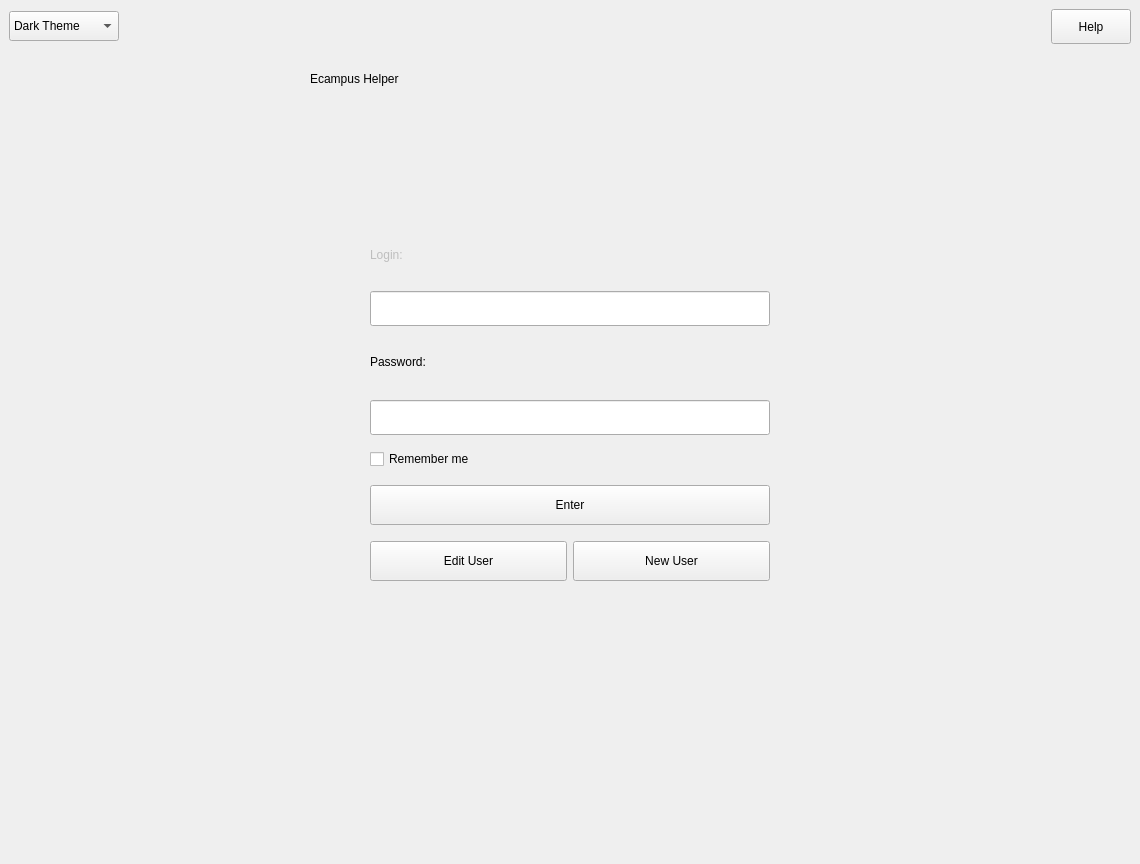
Before: the Qt Designer form main/main.ui in Demonim/Simargl-Study-Project, drawn with Qt 5.
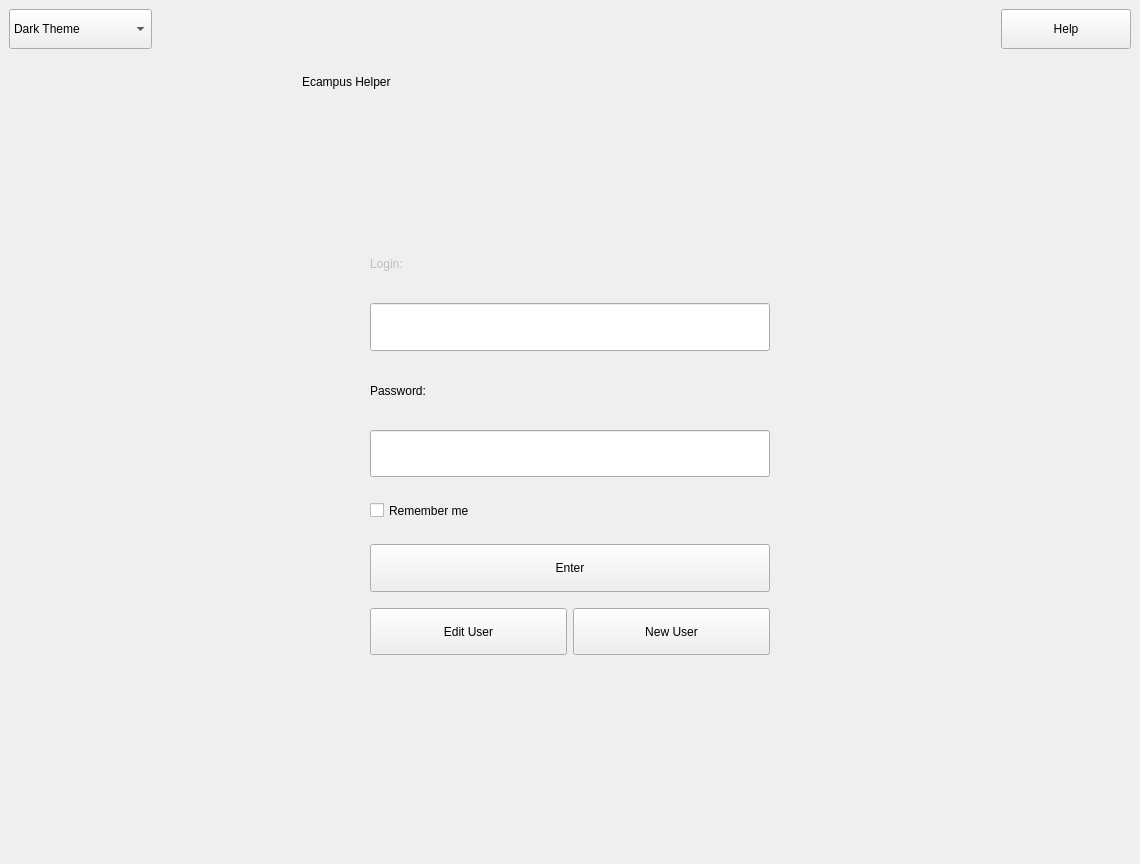
After: the same form once the commit is applied.

Commit message: Adapting upscale for menu.ui

```diff
--- a/main/main.ui
+++ b/main/main.ui
@@ -49,7 +49,7 @@
         <item>
          <widget class="QComboBox" name="ThemeBox">
           <property name="sizePolicy">
-           <sizepolicy hsizetype="Fixed" vsizetype="Fixed">
+           <sizepolicy hsizetype="Expanding" vsizetype="Expanding">
             <horstretch>0</horstretch>
             <verstretch>0</verstretch>
            </sizepolicy>
@@ -60,6 +60,12 @@
             <height>30</height>
            </size>
           </property>
+          <property name="maximumSize">
+           <size>
+            <width>190</width>
+            <height>40</height>
+           </size>
+          </property>
           <property name="styleSheet">
            <string notr="true"/>
           </property>
@@ -112,7 +118,7 @@
       <item>
        <widget class="QLabel" name="Ecampus">
         <property name="sizePolicy">
-         <sizepolicy hsizetype="Preferred" vsizetype="Preferred">
+         <sizepolicy hsizetype="Expanding" vsizetype="Fixed">
           <horstretch>0</horstretch>
           <verstretch>0</verstretch>
          </sizepolicy>
@@ -125,8 +131,8 @@
         </property>
         <property name="maximumSize">
          <size>
-          <width>520</width>
-          <height>16777215</height>
+          <width>930</width>
+          <height>200</height>
          </size>
         </property>
         <property name="text">
@@ -149,6 +155,9 @@
       </item>
       <item>
        <layout class="QVBoxLayout" name="verticalLayout_3">
+        <property name="spacing">
+         <number>0</number>
+        </property>
         <property name="rightMargin">
          <number>0</number>
         </property>
@@ -158,7 +167,7 @@
         <item>
          <widget class="QPushButton" name="Help">
           <property name="sizePolicy">
-           <sizepolicy hsizetype="Minimum" vsizetype="Minimum">
+           <sizepolicy hsizetype="Expanding" vsizetype="Expanding">
             <horstretch>0</horstretch>
             <verstretch>0</verstretch>
            </sizepolicy>
@@ -169,6 +178,12 @@
             <height>30</height>
            </size>
           </property>
+          <property name="maximumSize">
+           <size>
+            <width>130</width>
+            <height>40</height>
+           </size>
+          </property>
           <property name="styleSheet">
            <string notr="true"/>
           </property>
@@ -183,7 +198,7 @@
            <enum>Qt::Vertical</enum>
           </property>
           <property name="sizeType">
-           <enum>QSizePolicy::Preferred</enum>
+           <enum>QSizePolicy::Maximum</enum>
           </property>
           <property name="sizeHint" stdset="0">
            <size>
@@ -226,7 +241,7 @@
            <enum>Qt::Vertical</enum>
           </property>
           <property name="sizeType">
-           <enum>QSizePolicy::Minimum</enum>
+           <enum>QSizePolicy::Expanding</enum>
           </property>
           <property name="sizeHint" stdset="0">
            <size>
@@ -242,7 +257,7 @@
            <bool>false</bool>
           </property>
           <property name="sizePolicy">
-           <sizepolicy hsizetype="Maximum" vsizetype="Maximum">
+           <sizepolicy hsizetype="Expanding" vsizetype="Expanding">
             <horstretch>0</horstretch>
             <verstretch>0</verstretch>
            </sizepolicy>
@@ -255,8 +270,8 @@
           </property>
           <property name="maximumSize">
            <size>
-            <width>120</width>
-            <height>40</height>
+            <width>205</width>
+            <height>70</height>
            </size>
           </property>
           <property name="styleSheet">
@@ -285,6 +300,12 @@
         </item>
         <item>
          <widget class="QLineEdit" name="LoginLine">
+          <property name="sizePolicy">
+           <sizepolicy hsizetype="Expanding" vsizetype="Expanding">
+            <horstretch>0</horstretch>
+            <verstretch>0</verstretch>
+           </sizepolicy>
+          </property>
           <property name="minimumSize">
            <size>
             <width>400</width>
@@ -293,8 +314,8 @@
           </property>
           <property name="maximumSize">
            <size>
-            <width>400</width>
-            <height>40</height>
+            <width>680</width>
+            <height>60</height>
            </size>
           </property>
           <property name="styleSheet">
@@ -320,6 +341,12 @@
         </item>
         <item>
          <widget class="QLabel" name="Password">
+          <property name="sizePolicy">
+           <sizepolicy hsizetype="Expanding" vsizetype="Expanding">
+            <horstretch>0</horstretch>
+            <verstretch>0</verstretch>
+           </sizepolicy>
+          </property>
           <property name="minimumSize">
            <size>
             <width>200</width>
@@ -328,8 +355,8 @@
           </property>
           <property name="maximumSize">
            <size>
-            <width>200</width>
-            <height>40</height>
+            <width>340</width>
+            <height>70</height>
            </size>
           </property>
           <property name="styleSheet">
@@ -358,6 +385,12 @@
         </item>
         <item>
          <widget class="QLineEdit" name="PasswordLine">
+          <property name="sizePolicy">
+           <sizepolicy hsizetype="Expanding" vsizetype="Expanding">
+            <horstretch>0</horstretch>
+            <verstretch>0</verstretch>
+           </sizepolicy>
+          </property>
           <property name="minimumSize">
            <size>
             <width>400</width>
@@ -366,8 +399,8 @@
           </property>
           <property name="maximumSize">
            <size>
-            <width>400</width>
-            <height>30</height>
+            <width>680</width>
+            <height>60</height>
            </size>
           </property>
           <property name="styleSheet">
@@ -393,6 +426,12 @@
         </item>
         <item>
          <widget class="QCheckBox" name="CheckBox_1">
+          <property name="sizePolicy">
+           <sizepolicy hsizetype="Expanding" vsizetype="Expanding">
+            <horstretch>0</horstretch>
+            <verstretch>0</verstretch>
+           </sizepolicy>
+          </property>
           <property name="minimumSize">
            <size>
             <width>170</width>
@@ -401,8 +440,8 @@
           </property>
           <property name="maximumSize">
            <size>
-            <width>170</width>
-            <height>20</height>
+            <width>290</width>
+            <height>35</height>
            </size>
           </property>
           <property name="styleSheet">
@@ -431,12 +470,24 @@
         </item>
         <item>
          <widget class="QPushButton" name="Enter">
+          <property name="sizePolicy">
+           <sizepolicy hsizetype="Expanding" vsizetype="Expanding">
+            <horstretch>0</horstretch>
+            <verstretch>0</verstretch>
+           </sizepolicy>
+          </property>
           <property name="minimumSize">
            <size>
-            <width>370</width>
+            <width>400</width>
             <height>40</height>
            </size>
           </property>
+          <property name="maximumSize">
+           <size>
+            <width>680</width>
+            <height>60</height>
+           </size>
+          </property>
           <property name="text">
            <string>Enter</string>
           </property>
@@ -462,12 +513,24 @@
          <layout class="QHBoxLayout" name="horizontalLayout_4">
           <item>
            <widget class="QPushButton" name="EditUser">
+            <property name="sizePolicy">
+             <sizepolicy hsizetype="Expanding" vsizetype="Expanding">
+              <horstretch>0</horstretch>
+              <verstretch>0</verstretch>
+             </sizepolicy>
+            </property>
             <property name="minimumSize">
              <size>
               <width>180</width>
               <height>40</height>
              </size>
             </property>
+            <property name="maximumSize">
+             <size>
+              <width>305</width>
+              <height>60</height>
+             </size>
+            </property>
             <property name="styleSheet">
              <string notr="true"/>
             </property>
@@ -478,12 +541,24 @@
           </item>
           <item>
            <widget class="QPushButton" name="NewUser">
+            <property name="sizePolicy">
+             <sizepolicy hsizetype="Expanding" vsizetype="Expanding">
+              <horstretch>0</horstretch>
+              <verstretch>0</verstretch>
+             </sizepolicy>
+            </property>
             <property name="minimumSize">
              <size>
               <width>180</width>
               <height>40</height>
              </size>
             </property>
+            <property name="maximumSize">
+             <size>
+              <width>305</width>
+              <height>60</height>
+             </size>
+            </property>
             <property name="styleSheet">
              <string notr="true"/>
             </property>
@@ -499,10 +574,13 @@
           <property name="orientation">
            <enum>Qt::Vertical</enum>
           </property>
+          <property name="sizeType">
+           <enum>QSizePolicy::Maximum</enum>
+          </property>
           <property name="sizeHint" stdset="0">
            <size>
             <width>20</width>
-            <height>50</height>
+            <height>200</height>
            </size>
           </property>
          </spacer>
```
The commit also changes 3 other files.
